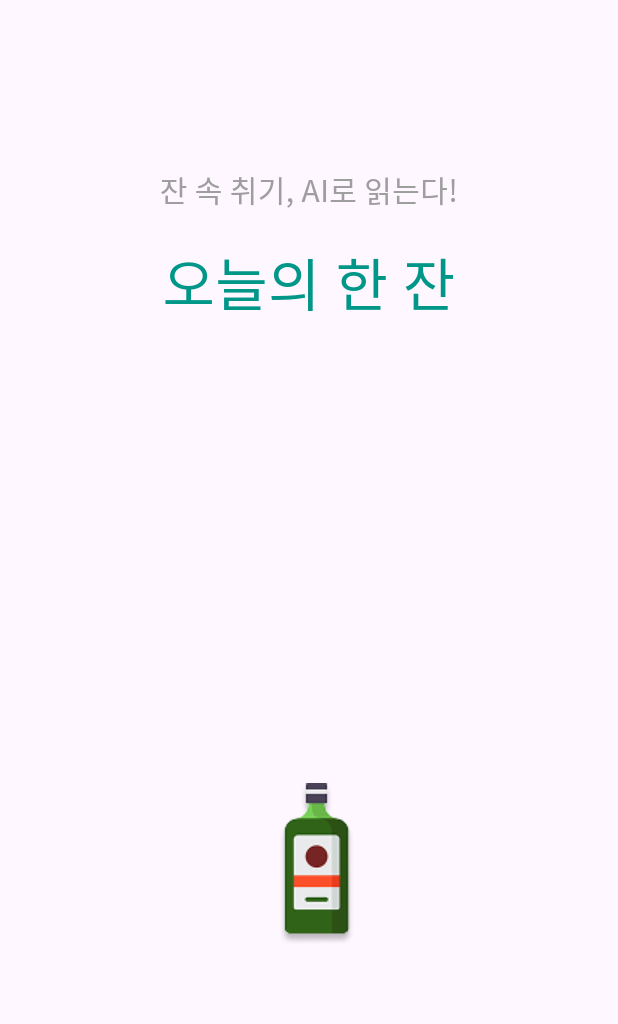
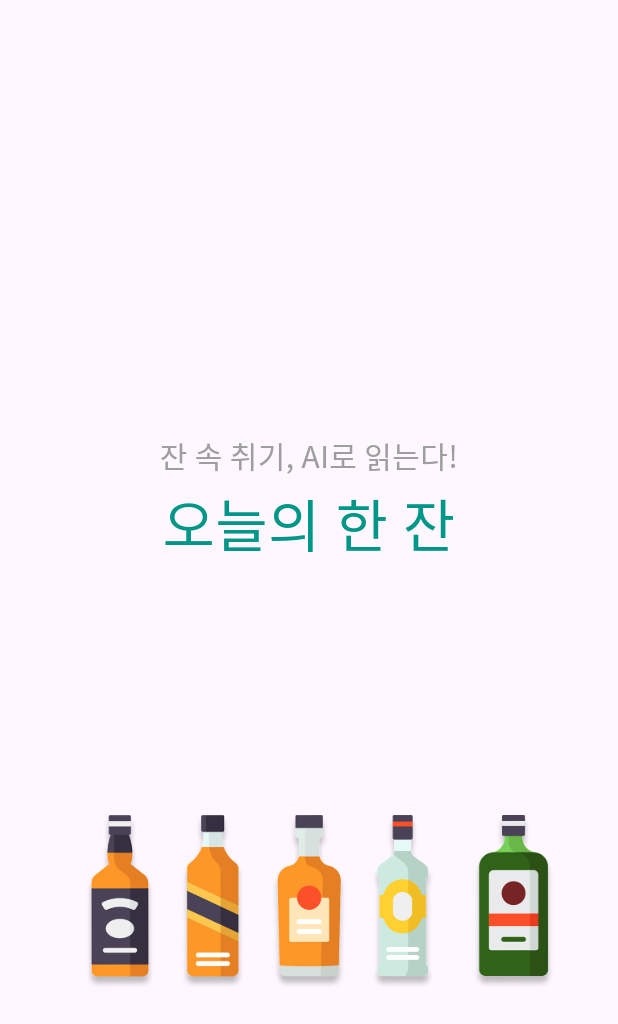
Before and after one commit to inu-capstone-VCHE/todays_drink_app, a Flutter app: the StartScreen screen opened directly, on a phone screen of 412 x 824 dp. Shown: the top 1024 px of the screen. Run offline on Flutter 3.47's test engine with Material 3 defaults, Android fonts, the light colour scheme and no system bars; our stand-ins replace table_calendar; Roboto replaces fonts that are missing (BMJUA).

Commit message:
Feature: startscreen fin

```diff
--- a/lib/launchscreen/start_screen.dart
+++ b/lib/launchscreen/start_screen.dart
@@ -5,15 +5,16 @@ class StartScreen extends StatelessWidget {
 
   @override
   Widget build(BuildContext context) {
+    double screenHeight = MediaQuery.of(context).size.height; // 📌 화면 높이 가져오기
+
     return Scaffold(
-      body: Column(
-        mainAxisAlignment: MainAxisAlignment.center, // 🔥 전체를 완벽하게 중앙 정렬
-        crossAxisAlignment: CrossAxisAlignment.center, // 🔥 가로 정렬도 중앙
-        children: [
-          Expanded( // 🔥 전체적으로 아래로 배치
-            flex: 2,
-            child: Column(
-              mainAxisAlignment: MainAxisAlignment.center, // 🔥 내부 정렬도 중앙
+      body: Center( // 📌 전체를 중앙 정렬
+        child: Column(
+          mainAxisAlignment: MainAxisAlignment.start, // 📌 위에서부터 정렬
+          crossAxisAlignment: CrossAxisAlignment.center, // 📌 가로 중앙 정렬
+          children: [
+            const Spacer(flex: 5), // 📌 위쪽 여백
+            Column(
               children: [
                 Text(
                   "잔 속 취기, AI로 읽는다!",
@@ -25,7 +26,7 @@ class StartScreen extends StatelessWidget {
                     color: Colors.grey,
                   ),
                 ),
-                const SizedBox(height: 20),
+                const SizedBox(height: 4), // 🔥 텍스트 간격 유지
                 Text(
                   "오늘의 한 잔",
                   textAlign: TextAlign.center,
@@ -38,18 +39,16 @@ class StartScreen extends StatelessWidget {
                 ),
               ],
             ),
-          ),
-          Expanded( // 🔥 이미지도 중간 정렬
-            flex: 3,
-            child: Align(
-              alignment: Alignment.center, // 🔥 이미지 중앙 배치
-              child: Image.asset(
-                'assets/alcohols5.png',
-                width: 270,
-              ),
+            const Spacer(flex: 1), // 📌 텍스트 아래 간격 조정
+            Image.asset(
+              'assets/drinks.png',
+              width: screenHeight * 0.40, // 📌 화면 높이의 25% 크기로 설정
+              height: screenHeight * 0.40, // 📌 화면 높이의 25% 크기로 설정
+              fit: BoxFit.contain,
             ),
-          ),
-        ],
+            const Spacer(flex: 1), // 📌 아래 여백 추가
+          ],
+        ),
       ),
     );
   }
--- a/lib/main.dart
+++ b/lib/main.dart
@@ -10,6 +10,18 @@ void main() async {
   runApp(MyApp());
 }
 
+class MyApp extends StatelessWidget {
+  @override
+  Widget build(BuildContext context) {
+    return MaterialApp(
+      home: StartScreen()
+    );
+  }
+}
+
+
+
+/*
 class MyApp extends StatelessWidget {
   @override
   Widget build(BuildContext context) {
@@ -31,7 +43,7 @@ class _StartScreenWithDelayState extends State<StartScreenWithDelay> {
   void initState() {
     super.initState();
     // ✅ 3초 후 CalendarScreen으로 이동
-    Timer(Duration(seconds: 3), () {
+    Timer(Duration(seconds: 100), () {
       Navigator.pushReplacement(
         context,
         MaterialPageRoute(builder: (context) => CalendarScreen()),
@@ -44,3 +56,4 @@ class _StartScreenWithDelayState extends State<StartScreenWithDelay> {
     return StartScreen(); // ✅ 시작 화면 먼저 표시
   }
 }
+*/
--- a/pubspec.yaml
+++ b/pubspec.yaml
@@ -24,9 +24,9 @@ flutter:
   uses-material-design: true
 
   assets:
-    - assets/alcohols5.png
     - assets/beer.png
     - assets/soju.png
+    - assets/drinks.png
 
   fonts:
     - family: NotoSansKR
```
Also changed, not shown: assets/alcohols5.png (deleted), assets/drinks.png (added).
